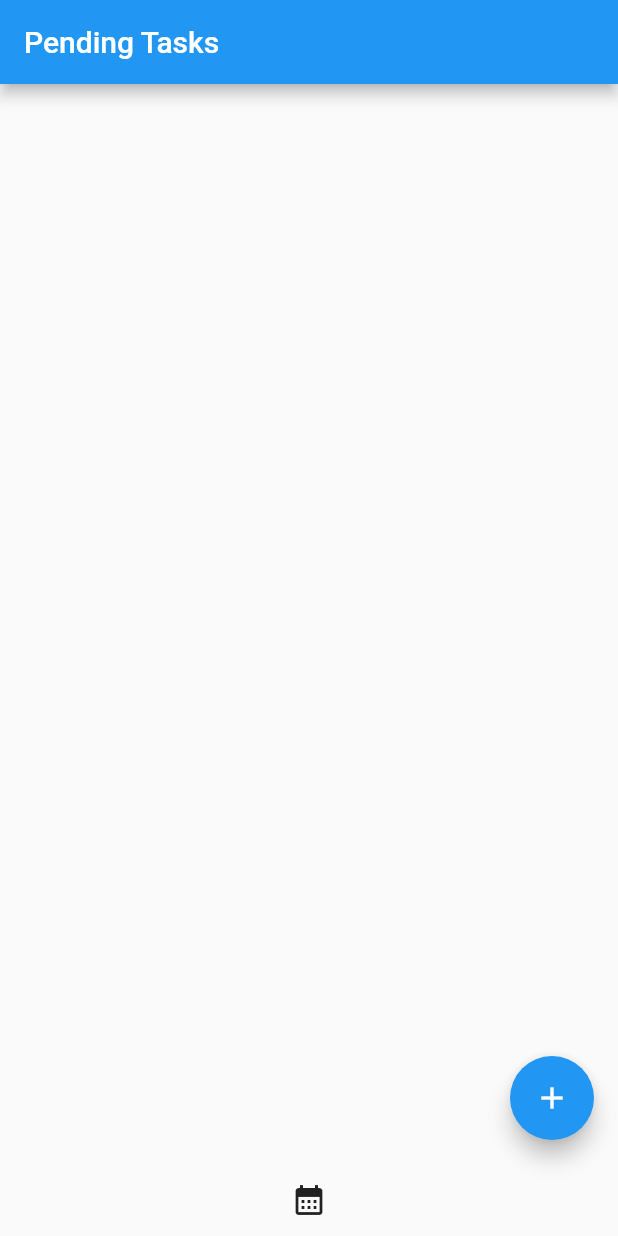
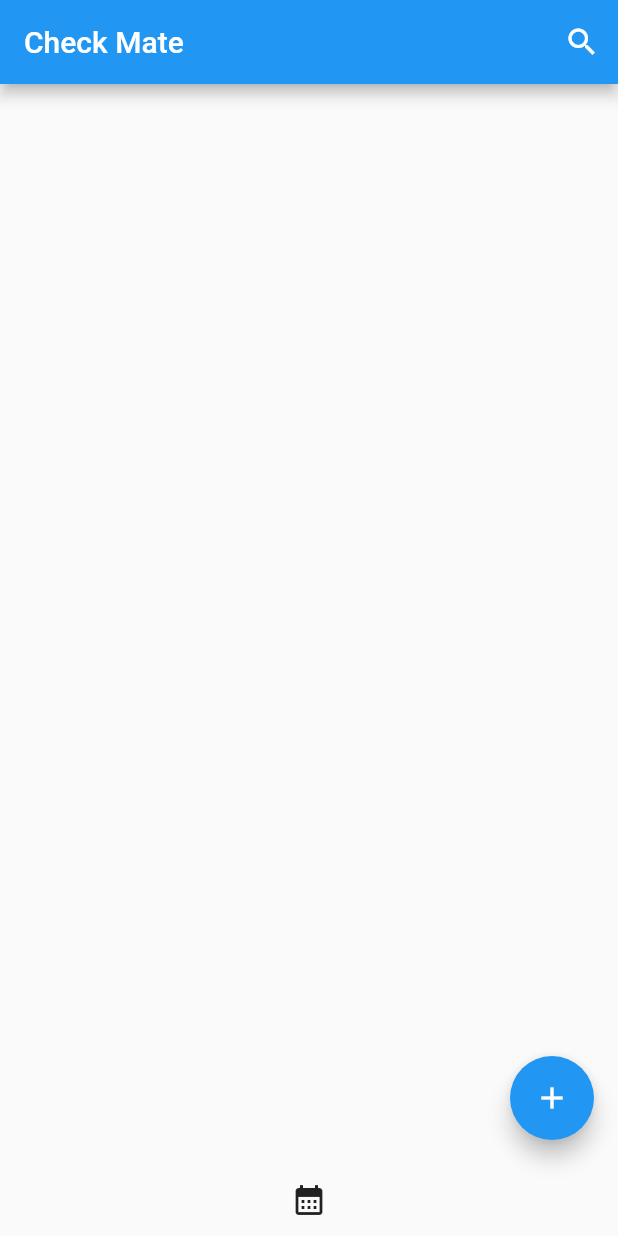
Before and after one commit to JulioAGuevara/Projectov1, a Flutter app: the screen it shows after launch, on a phone screen of 412 x 824 dp. Run offline on Flutter 3.47's test engine with Material 2 defaults, Android fonts, the phone set to English and light mode, and no system bars; our stand-ins replace table_calendar.

Commit message:
Buscador v1

```diff
--- a/lib/main.dart
+++ b/lib/main.dart
@@ -14,7 +14,10 @@ class ReminderApp extends StatelessWidget {
           case '/home':
             return MaterialPageRoute(builder: (context) => ReminderApp());
           case '/calendar':
-            return MaterialPageRoute(builder: (context) => Calendar(reminders: [],));
+            return MaterialPageRoute(
+                builder: (context) => Calendar(
+                      reminders: [],
+                    ));
         }
       },
       debugShowCheckedModeBanner: false,
@@ -39,6 +42,8 @@ class ReminderList extends StatefulWidget {
 class _ReminderListState extends State<ReminderList> {
   List<Reminder> _reminders = [];
   late List<bool> isChecked = [];
+  String searchText = '';
+  bool isSearching = false; // 2. nueva variable
 
   void _addReminder(String title, String description, DateTime date) {
     setState(() {
@@ -59,9 +64,35 @@ class _ReminderListState extends State<ReminderList> {
       }
       return Colors.blue;
     }
+
     return Scaffold(
       appBar: AppBar(
-        title: Text(widget.title),
+        title: isSearching
+            ? TextField(
+                onChanged: (value) {
+                  setState(() {
+                    searchText = value;
+                  });
+                },
+                decoration: InputDecoration(
+                  hintText: 'Search...',
+                  border: InputBorder.none,
+                ),
+              )
+            : Text('Check Mate'),
+        actions: [
+          IconButton(
+            onPressed: () {
+              setState(() {
+                if (isSearching) {
+                  searchText = '';
+                }
+                isSearching = !isSearching;
+              });
+            },
+            icon: Icon(isSearching ? Icons.cancel : Icons.search),
+          ),
+        ],
       ),
       bottomNavigationBar: Row(
         mainAxisAlignment: MainAxisAlignment.spaceEvenly,
@@ -82,14 +113,17 @@ class _ReminderListState extends State<ReminderList> {
         itemCount: _reminders.length,
         itemBuilder: (context, index) {
           final reminder = _reminders[index];
+          if (reminder.title.toLowerCase().contains(searchText.toLowerCase()) ||
+              reminder.description
+                  .toLowerCase()
+                  .contains(searchText.toLowerCase())) {
             bool check = false;
             isChecked.add(check);
             Text titleDim = Text(
               reminder.title,
               style: TextStyle(
-                fontWeight: isChecked[index]
-                    ? FontWeight.normal
-                    : FontWeight.bold,
+                  fontWeight:
+                      isChecked[index] ? FontWeight.normal : FontWeight.bold,
                   decoration: isChecked[index]
                       ? TextDecoration.lineThrough
                       : TextDecoration.none),
@@ -97,14 +131,12 @@ class _ReminderListState extends State<ReminderList> {
             Text subtitleDim = Text(
               reminder.description,
               style: TextStyle(
-                fontWeight: isChecked[index]
-                    ? FontWeight.normal
-                    : FontWeight.bold,
+                  fontWeight:
+                      isChecked[index] ? FontWeight.normal : FontWeight.bold,
                   decoration: isChecked[index]
                       ? TextDecoration.lineThrough
                       : TextDecoration.none),
             );
-
 
             return Card(
               elevation: 2.0,
@@ -141,8 +173,10 @@ class _ReminderListState extends State<ReminderList> {
                 },
               ),
             );
+          } else {
+            return Container();
+          }
         },
-
       ),
       floatingActionButton: FloatingActionButton(
         onPressed: () {
```
Lines whose indentation alone changed are shown as unchanged.
